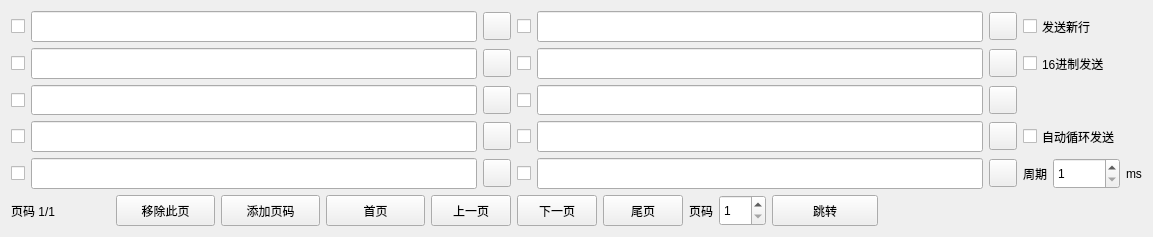
This is ui/multiplesend.ui in zhangguoqian/ZTTY as Qt 5 draws it before an edit. The edited form follows.
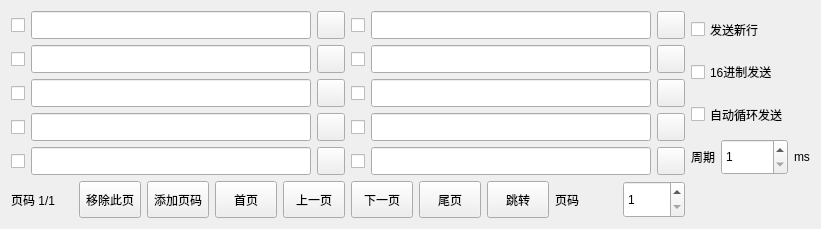
This is the edited form.

What changed in the file:
```diff
--- a/ui/multiplesend.ui
+++ b/ui/multiplesend.ui
@@ -6,13 +6,15 @@
    <rect>
     <x>0</x>
     <y>0</y>
-    <width>1153</width>
-    <height>237</height>
+    <width>821</width>
+    <height>229</height>
    </rect>
   </property>
   <property name="windowTitle">
    <string>MultipleSend</string>
   </property>
+  <layout class="QGridLayout" name="gridLayout_2">
+   <item row="0" column="0">
   <layout class="QGridLayout" name="gridLayout">
    <item row="0" column="0">
     <widget class="QCheckBox" name="cBox_0">
@@ -62,7 +64,7 @@
      </property>
     </widget>
    </item>
-   <item row="0" column="4">
+     <item row="0" column="3">
     <widget class="QCheckBox" name="cBox_5">
      <property name="sizePolicy">
       <sizepolicy hsizetype="Minimum" vsizetype="Expanding">
@@ -75,7 +77,7 @@
      </property>
     </widget>
    </item>
-   <item row="0" column="5">
+     <item row="0" column="4">
     <widget class="QLineEdit" name="lEdit_5">
      <property name="sizePolicy">
       <sizepolicy hsizetype="Expanding" vsizetype="Expanding">
@@ -85,7 +87,7 @@
      </property>
     </widget>
    </item>
-   <item row="0" column="6">
+     <item row="0" column="5">
     <widget class="QPushButton" name="pBn_5">
      <property name="sizePolicy">
       <sizepolicy hsizetype="Fixed" vsizetype="Expanding">
@@ -110,19 +112,6 @@
      </property>
     </widget>
    </item>
-   <item row="0" column="7" colspan="2">
-    <widget class="QCheckBox" name="ckBox_SendEnter">
-     <property name="sizePolicy">
-      <sizepolicy hsizetype="Minimum" vsizetype="Expanding">
-       <horstretch>0</horstretch>
-       <verstretch>0</verstretch>
-      </sizepolicy>
-     </property>
-     <property name="text">
-      <string>发送新行</string>
-     </property>
-    </widget>
-   </item>
    <item row="1" column="0">
     <widget class="QCheckBox" name="cBox_1">
      <property name="sizePolicy">
@@ -171,7 +160,7 @@
      </property>
     </widget>
    </item>
-   <item row="1" column="4">
+     <item row="1" column="3">
     <widget class="QCheckBox" name="cBox_6">
      <property name="sizePolicy">
       <sizepolicy hsizetype="Minimum" vsizetype="Expanding">
@@ -184,7 +173,7 @@
      </property>
     </widget>
    </item>
-   <item row="1" column="5">
+     <item row="1" column="4">
     <widget class="QLineEdit" name="lEdit_6">
      <property name="sizePolicy">
       <sizepolicy hsizetype="Expanding" vsizetype="Expanding">
@@ -194,7 +183,7 @@
      </property>
     </widget>
    </item>
-   <item row="1" column="6">
+     <item row="1" column="5">
     <widget class="QPushButton" name="pBn_6">
      <property name="sizePolicy">
       <sizepolicy hsizetype="Fixed" vsizetype="Expanding">
@@ -219,19 +208,6 @@
      </property>
     </widget>
    </item>
-   <item row="1" column="7" colspan="3">
-    <widget class="QCheckBox" name="ckBox_HexSend">
-     <property name="sizePolicy">
-      <sizepolicy hsizetype="Minimum" vsizetype="Expanding">
-       <horstretch>0</horstretch>
-       <verstretch>0</verstretch>
-      </sizepolicy>
-     </property>
-     <property name="text">
-      <string>16进制发送</string>
-     </property>
-    </widget>
-   </item>
    <item row="2" column="0">
     <widget class="QCheckBox" name="cBox_2">
      <property name="sizePolicy">
@@ -280,7 +256,7 @@
      </property>
     </widget>
    </item>
-   <item row="2" column="4">
+     <item row="2" column="3">
     <widget class="QCheckBox" name="cBox_7">
      <property name="sizePolicy">
       <sizepolicy hsizetype="Minimum" vsizetype="Expanding">
@@ -293,7 +269,7 @@
      </property>
     </widget>
    </item>
-   <item row="2" column="5">
+     <item row="2" column="4">
     <widget class="QLineEdit" name="lEdit_7">
      <property name="sizePolicy">
       <sizepolicy hsizetype="Expanding" vsizetype="Expanding">
@@ -303,7 +279,7 @@
      </property>
     </widget>
    </item>
-   <item row="2" column="6">
+     <item row="2" column="5">
     <widget class="QPushButton" name="pBn_7">
      <property name="sizePolicy">
       <sizepolicy hsizetype="Fixed" vsizetype="Expanding">
@@ -376,7 +352,7 @@
      </property>
     </widget>
    </item>
-   <item row="3" column="4">
+     <item row="3" column="3">
     <widget class="QCheckBox" name="cBox_8">
      <property name="sizePolicy">
       <sizepolicy hsizetype="Minimum" vsizetype="Expanding">
@@ -389,7 +365,7 @@
      </property>
     </widget>
    </item>
-   <item row="3" column="5">
+     <item row="3" column="4">
     <widget class="QLineEdit" name="lEdit_8">
      <property name="sizePolicy">
       <sizepolicy hsizetype="Expanding" vsizetype="Expanding">
@@ -399,7 +375,7 @@
      </property>
     </widget>
    </item>
-   <item row="3" column="6">
+     <item row="3" column="5">
     <widget class="QPushButton" name="pBn_8">
      <property name="sizePolicy">
       <sizepolicy hsizetype="Fixed" vsizetype="Expanding">
@@ -424,19 +400,6 @@
      </property>
     </widget>
    </item>
-   <item row="3" column="7" colspan="3">
-    <widget class="QCheckBox" name="ckBox_AutoCycleSend">
-     <property name="sizePolicy">
-      <sizepolicy hsizetype="Minimum" vsizetype="Expanding">
-       <horstretch>0</horstretch>
-       <verstretch>0</verstretch>
-      </sizepolicy>
-     </property>
-     <property name="text">
-      <string>自动循环发送</string>
-     </property>
-    </widget>
-   </item>
    <item row="4" column="0">
     <widget class="QCheckBox" name="cBox_4">
      <property name="sizePolicy">
@@ -485,7 +448,20 @@
      </property>
     </widget>
    </item>
-   <item row="4" column="5">
+     <item row="4" column="3">
+      <widget class="QCheckBox" name="cBox_9">
+       <property name="sizePolicy">
+        <sizepolicy hsizetype="Minimum" vsizetype="Expanding">
+         <horstretch>0</horstretch>
+         <verstretch>0</verstretch>
+        </sizepolicy>
+       </property>
+       <property name="text">
+        <string/>
+       </property>
+      </widget>
+     </item>
+     <item row="4" column="4">
     <widget class="QLineEdit" name="lEdit_9">
      <property name="sizePolicy">
       <sizepolicy hsizetype="Expanding" vsizetype="Expanding">
@@ -495,7 +471,7 @@
      </property>
     </widget>
    </item>
-   <item row="4" column="6">
+     <item row="4" column="5">
     <widget class="QPushButton" name="pBn_9">
      <property name="sizePolicy">
       <sizepolicy hsizetype="Fixed" vsizetype="Expanding">
@@ -520,7 +496,52 @@
      </property>
     </widget>
    </item>
-   <item row="4" column="7">
+    </layout>
+   </item>
+   <item row="0" column="1">
+    <layout class="QVBoxLayout" name="verticalLayout">
+     <item>
+      <widget class="QCheckBox" name="ckBox_SendEnter">
+       <property name="sizePolicy">
+        <sizepolicy hsizetype="Minimum" vsizetype="Expanding">
+         <horstretch>0</horstretch>
+         <verstretch>0</verstretch>
+        </sizepolicy>
+       </property>
+       <property name="text">
+        <string>发送新行</string>
+       </property>
+      </widget>
+     </item>
+     <item>
+      <widget class="QCheckBox" name="ckBox_HexSend">
+       <property name="sizePolicy">
+        <sizepolicy hsizetype="Minimum" vsizetype="Expanding">
+         <horstretch>0</horstretch>
+         <verstretch>0</verstretch>
+        </sizepolicy>
+       </property>
+       <property name="text">
+        <string>16进制发送</string>
+       </property>
+      </widget>
+     </item>
+     <item>
+      <widget class="QCheckBox" name="ckBox_AutoCycleSend">
+       <property name="sizePolicy">
+        <sizepolicy hsizetype="Minimum" vsizetype="Expanding">
+         <horstretch>0</horstretch>
+         <verstretch>0</verstretch>
+        </sizepolicy>
+       </property>
+       <property name="text">
+        <string>自动循环发送</string>
+       </property>
+      </widget>
+     </item>
+     <item>
+      <layout class="QHBoxLayout" name="horizontalLayout_2">
+       <item>
     <widget class="QLabel" name="label_Cycle">
      <property name="sizePolicy">
       <sizepolicy hsizetype="Preferred" vsizetype="Expanding">
@@ -533,7 +554,7 @@
      </property>
     </widget>
    </item>
-   <item row="4" column="8">
+       <item>
     <widget class="QSpinBox" name="spin_Cycle">
      <property name="sizePolicy">
       <sizepolicy hsizetype="Minimum" vsizetype="Expanding">
@@ -549,7 +570,7 @@
      </property>
     </widget>
    </item>
-   <item row="4" column="9">
+       <item>
     <widget class="QLabel" name="label_UnitMs">
      <property name="sizePolicy">
       <sizepolicy hsizetype="Preferred" vsizetype="Expanding">
@@ -562,12 +583,16 @@
      </property>
     </widget>
    </item>
-   <item row="5" column="0" colspan="3">
+      </layout>
+     </item>
+    </layout>
+   </item>
+   <item row="1" column="0">
     <layout class="QHBoxLayout" name="horizontalLayout">
      <item>
       <widget class="QLabel" name="label_PageNumber">
        <property name="sizePolicy">
-        <sizepolicy hsizetype="Preferred" vsizetype="Expanding">
+        <sizepolicy hsizetype="Ignored" vsizetype="Expanding">
          <horstretch>0</horstretch>
          <verstretch>0</verstretch>
         </sizepolicy>
@@ -580,7 +605,7 @@
      <item>
       <widget class="QPushButton" name="pBn_DelPage">
        <property name="sizePolicy">
-        <sizepolicy hsizetype="Preferred" vsizetype="Expanding">
+        <sizepolicy hsizetype="Ignored" vsizetype="Expanding">
          <horstretch>0</horstretch>
          <verstretch>0</verstretch>
         </sizepolicy>
@@ -593,7 +618,7 @@
      <item>
       <widget class="QPushButton" name="pBn_AddPage">
        <property name="sizePolicy">
-        <sizepolicy hsizetype="Preferred" vsizetype="Expanding">
+        <sizepolicy hsizetype="Ignored" vsizetype="Expanding">
          <horstretch>0</horstretch>
          <verstretch>0</verstretch>
         </sizepolicy>
@@ -606,7 +631,7 @@
      <item>
       <widget class="QPushButton" name="pBn_HomePage">
        <property name="sizePolicy">
-        <sizepolicy hsizetype="Preferred" vsizetype="Expanding">
+        <sizepolicy hsizetype="Ignored" vsizetype="Expanding">
          <horstretch>0</horstretch>
          <verstretch>0</verstretch>
         </sizepolicy>
@@ -619,7 +644,7 @@
      <item>
       <widget class="QPushButton" name="pBn_PrePage">
        <property name="sizePolicy">
-        <sizepolicy hsizetype="Fixed" vsizetype="Expanding">
+        <sizepolicy hsizetype="Ignored" vsizetype="Expanding">
          <horstretch>0</horstretch>
          <verstretch>0</verstretch>
         </sizepolicy>
@@ -629,27 +654,10 @@
        </property>
       </widget>
      </item>
-    </layout>
-   </item>
-   <item row="4" column="4">
-    <widget class="QCheckBox" name="cBox_9">
-     <property name="sizePolicy">
-      <sizepolicy hsizetype="Minimum" vsizetype="Expanding">
-       <horstretch>0</horstretch>
-       <verstretch>0</verstretch>
-      </sizepolicy>
-     </property>
-     <property name="text">
-      <string/>
-     </property>
-    </widget>
-   </item>
-   <item row="5" column="4" colspan="2">
-    <layout class="QHBoxLayout" name="horizontalLayout_2">
      <item>
       <widget class="QPushButton" name="pBn_NextPage">
        <property name="sizePolicy">
-        <sizepolicy hsizetype="Fixed" vsizetype="Expanding">
+        <sizepolicy hsizetype="Ignored" vsizetype="Expanding">
          <horstretch>0</horstretch>
          <verstretch>0</verstretch>
         </sizepolicy>
@@ -662,7 +670,7 @@
      <item>
       <widget class="QPushButton" name="pBn_LastPage">
        <property name="sizePolicy">
-        <sizepolicy hsizetype="Preferred" vsizetype="Expanding">
+        <sizepolicy hsizetype="Ignored" vsizetype="Expanding">
          <horstretch>0</horstretch>
          <verstretch>0</verstretch>
         </sizepolicy>
@@ -672,6 +680,19 @@
        </property>
       </widget>
      </item>
+     <item>
+      <widget class="QPushButton" name="pBn_Jump">
+       <property name="sizePolicy">
+        <sizepolicy hsizetype="Ignored" vsizetype="Expanding">
+         <horstretch>0</horstretch>
+         <verstretch>0</verstretch>
+        </sizepolicy>
+       </property>
+       <property name="text">
+        <string>跳转</string>
+       </property>
+      </widget>
+     </item>
      <item>
       <widget class="QLabel" name="label_Page">
        <property name="sizePolicy">
@@ -701,32 +722,6 @@
        </property>
       </widget>
      </item>
-     <item>
-      <widget class="QPushButton" name="pBn_Jump">
-       <property name="sizePolicy">
-        <sizepolicy hsizetype="Expanding" vsizetype="Expanding">
-         <horstretch>0</horstretch>
-         <verstretch>0</verstretch>
-        </sizepolicy>
-       </property>
-       <property name="text">
-        <string>跳转</string>
-       </property>
-      </widget>
-     </item>
-     <item>
-      <spacer name="horizontalSpacer">
-       <property name="orientation">
-        <enum>Qt::Horizontal</enum>
-       </property>
-       <property name="sizeHint" stdset="0">
-        <size>
-         <width>40</width>
-         <height>20</height>
-        </size>
-       </property>
-      </spacer>
-     </item>
     </layout>
    </item>
   </layout>
```
Lines whose indentation alone changed are shown as unchanged.
